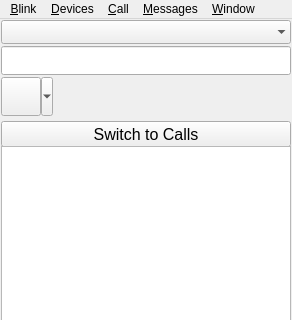
Before: the Qt Designer form resources/blink.ui in AGProjects/blink-qt, drawn with Qt 5; both pictures show x 0 to 292 and y 0 to 320 of the 292 by 655 pixel window.
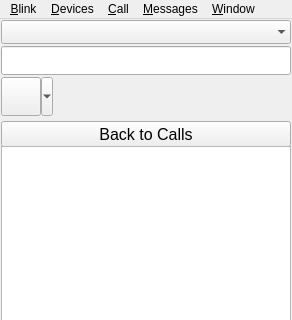
After: the same form once the commit is applied. Icons and pictures are not drawn. Custom widgets are drawn as their Qt base class.

Commit message: Rework back to calls and contacts buttons and labels

The edit to the form file:
```diff
--- a/resources/blink.ui
+++ b/resources/blink.ui
@@ -337,7 +337,7 @@
        <enum>Qt::TabFocus</enum>
       </property>
       <property name="text">
-       <string>Switch to Calls</string>
+       <string>Back to Calls</string>
       </property>
       <property name="iconSize">
        <size>
```
The commit also changes 5 other files.
